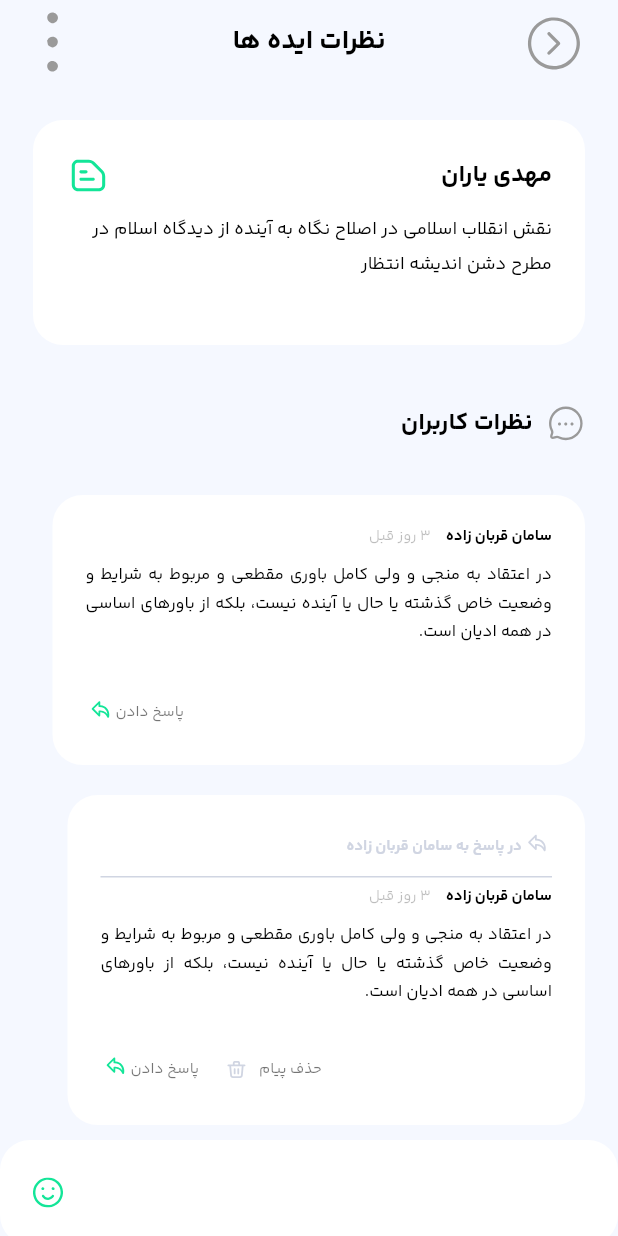
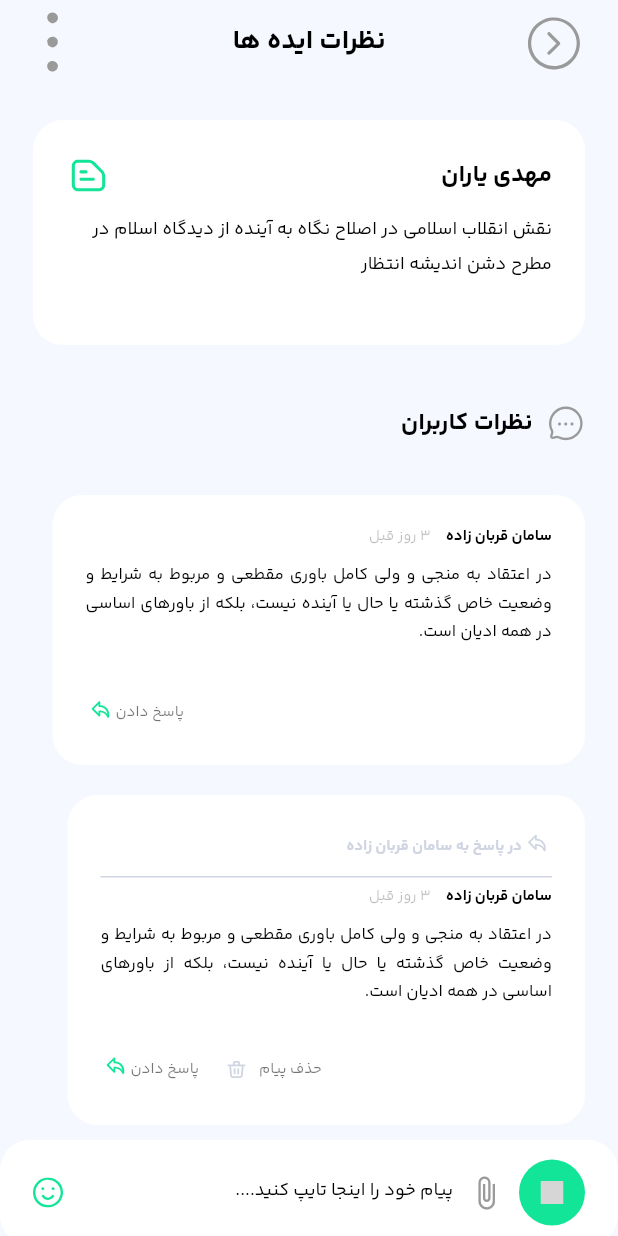
Before and after one commit to HamidrezaTorkamaneh/loginapp, a Flutter app: the screen it shows after launch, on a phone screen of 412 x 824 dp. Run offline on Flutter 3.47's test engine with Material 3 defaults, Android fonts, the phone set to English and light mode, and no system bars; our stand-ins replace dio, flutter_otp_text_field, flutter_svg, hive, pin_code_fields, slide_countdown; accounts and stored records are empty; project files that could hold a hidden picture were left out; grey boxes are pictures that could not be loaded.

Commit message:
finished static

```diff
--- a/lib/screens/ideas/comment_screen.dart
+++ b/lib/screens/ideas/comment_screen.dart
@@ -5,7 +5,6 @@ import 'package:hive/hive.dart';
 import 'package:loginapp/widgets/custom_color.dart';
 import 'package:loginapp/widgets/idea_item4.dart';
 import 'package:loginapp/widgets/reply_item.dart';
-
 
 import '../../widgets/appbar_button.dart';
 import '../../widgets/comment_item.dart';
@@ -107,10 +106,40 @@ class CommentScreen extends StatelessWidget {
               color: Colors.white,
             ),
             child: Row(
-              mainAxisAlignment: MainAxisAlignment.end,
+              mainAxisAlignment: MainAxisAlignment.start,
               crossAxisAlignment: CrossAxisAlignment.center,
               children: [
-                CustomIcon(icon: 'emoji', color: CustomColor.greenColor2, size: 20)
+                CircleAvatar(
+                  backgroundColor: CustomColor.greenColor2,
+                  maxRadius: 22,
+                  child: CustomIcon(icon: 'send', color: Colors.white, size: 15),
+                ),
+                SizedBox(width: 10),
+                Icon(
+                  Icons.attach_file,
+                  color: CustomColor.greyColor1,
+                ),
+                SizedBox(width: 10),
+                Container(
+                  width: 200,
+                  height: double.infinity,
+                  padding: EdgeInsets.symmetric(vertical: 10),
+                  child: TextField(
+                    style: theme.textTheme.headline3?.apply(
+                        fontSizeDelta: 2
+                    ),
+                    decoration: InputDecoration(
+                      border: InputBorder.none,
+                      hintText: 'پیام خود را اینجا تایپ کنید....',
+                      hintStyle: theme.textTheme.headline3?.apply(
+                        fontSizeDelta: 2
+                      ),
+                    ),
+                  ),
+                ),
+                Spacer(),
+                CustomIcon(
+                    icon: 'emoji', color: CustomColor.greenColor2, size: 20),
               ],
             ),
           )
```
Also changed, not shown: assets/images/icon_attach.svg (added), assets/images/icon_send.svg (added), lib/data/data.dart (line endings or trailing spaces), lib/generated/assets.dart, lib/screens/ideas/list_of_topics_screen.dart (line endings or trailing spaces).
